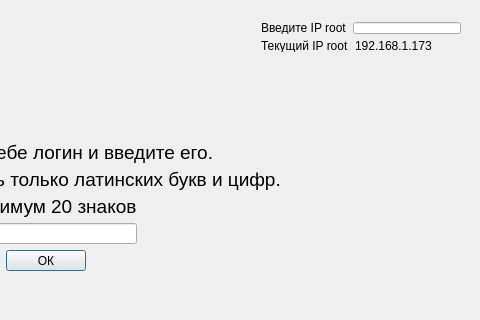
The window that mainwindow.ui (shm0nya/Lipilin-s-game) describes before a commit, drawn with Qt 5; both pictures show x 371 to 851 and y 0 to 320 of the 851 by 428 pixel window.
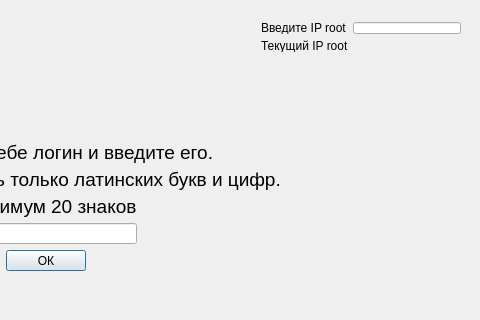
The same window after the commit.

What changed in the file:
```diff
--- a/mainwindow.ui
+++ b/mainwindow.ui
@@ -255,7 +255,7 @@
      </item>
     </layout>
    </widget>
-   <widget class="QWidget" name="">
+   <widget class="QWidget" name="layoutWidget">
     <property name="geometry">
      <rect>
       <x>621</x>
@@ -291,7 +291,7 @@
        <item>
         <widget class="QLabel" name="lbl_now_use_ip_root">
          <property name="text">
-          <string>192.168.1.173</string>
+          <string/>
          </property>
         </widget>
        </item>
```
